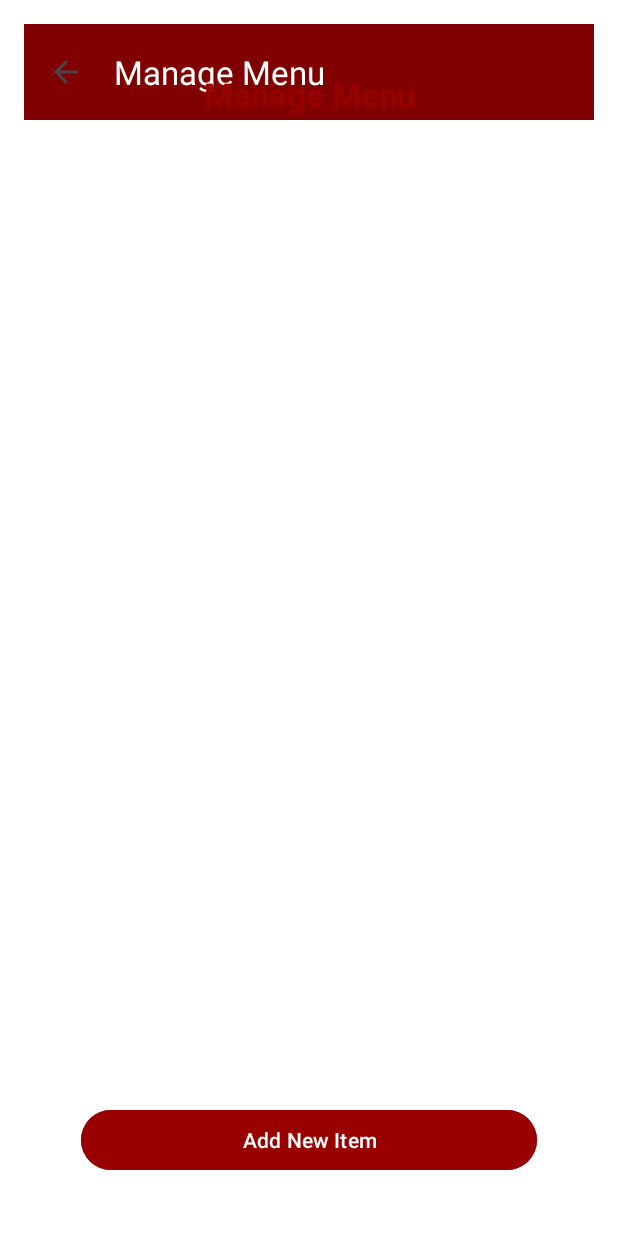
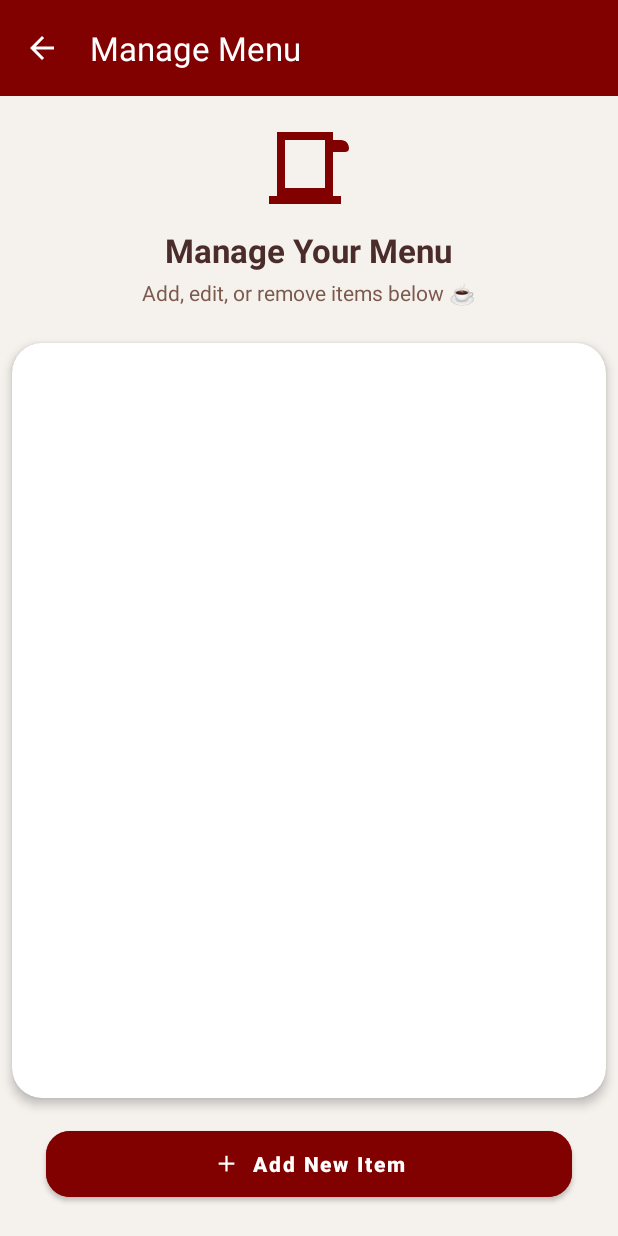
Before and after one commit to Kowthar04/Cortado-AI, an Android app: the ManageMenuActivity screen opened directly, with no data from a screen before it, on a phone screen of 412 x 824 dp. Run offline under Robolectric (Android 15) with nearby library versions, the phone set to English and light mode, and no system bars; our stand-ins replace Firebase (no records; nobody signed in at launch, a user with empty details on screens opened directly).

Commit message:
cleaning up ui and making app aesthetically pleasing

```diff
--- /dev/null
+++ b/app/src/main/res/drawable/ic_add.xml
@@ -0,0 +1,9 @@
+<vector xmlns:android="http://schemas.android.com/apk/res/android"
+    android:width="24dp"
+    android:height="24dp"
+    android:viewportWidth="24"
+    android:viewportHeight="24">
+    <path
+        android:fillColor="#FFFFFF"
+        android:pathData="M19,13h-6v6h-2v-6H5v-2h6V5h2v6h6v2z"/>
+</vector>
--- a/app/src/main/res/layout/activity_manage_menu.xml
+++ b/app/src/main/res/layout/activity_manage_menu.xml
@@ -5,11 +5,11 @@
     xmlns:tools="http://schemas.android.com/tools"
     android:layout_width="match_parent"
     android:layout_height="match_parent"
-    android:background="@android:color/white"
-    android:padding="16dp"
+    android:background="#F5F1ED"
+    android:padding="0dp"
     tools:context=".ManageMenuActivity">
 
-    <!-- Toolbar -->
+    <!-- Top App Bar -->
     <androidx.appcompat.widget.Toolbar
         android:id="@+id/adminToolbar"
         android:layout_width="0dp"
@@ -17,44 +17,92 @@
         android:background="#810100"
         app:title="Manage Menu"
         app:titleTextColor="@android:color/white"
+        app:navigationIcon="@drawable/ic_arrow_back_white"
         app:layout_constraintTop_toTopOf="parent"
         app:layout_constraintStart_toStartOf="parent"
-        app:layout_constraintEnd_toEndOf="parent"/>
+        app:layout_constraintEnd_toEndOf="parent" />
 
-    <TextView
-        android:id="@+id/manageMenuTitle"
-        android:layout_width="wrap_content"
+    <!-- Header Section -->
+    <LinearLayout
+        android:id="@+id/headerSection"
+        android:layout_width="0dp"
         android:layout_height="wrap_content"
-        android:text="Manage Menu"
-        android:textSize="22sp"
-        android:textStyle="bold"
-        android:textColor="#990000"
-        app:layout_constraintTop_toTopOf="parent"
+        android:orientation="vertical"
+        android:gravity="center_horizontal"
+        android:padding="16dp"
+        app:layout_constraintTop_toBottomOf="@id/adminToolbar"
         app:layout_constraintStart_toStartOf="parent"
-        app:layout_constraintEnd_toEndOf="parent"
-        android:layout_marginTop="32dp" />
+        app:layout_constraintEnd_toEndOf="parent">
 
-    <androidx.recyclerview.widget.RecyclerView
-        android:id="@+id/menuRecyclerView"
+        <ImageView
+            android:layout_width="64dp"
+            android:layout_height="64dp"
+            android:src="@drawable/ic_coffee_cup"
+            app:tint="#810100"
+            android:layout_marginBottom="8dp"
+            android:contentDescription="Coffee Cup" />
+
+        <TextView
+            android:id="@+id/manageMenuTitle"
+            android:layout_width="wrap_content"
+            android:layout_height="wrap_content"
+            android:text="Manage Your Menu"
+            android:textSize="22sp"
+            android:textStyle="bold"
+            android:textColor="#4A2C2A"
+            android:layout_marginBottom="4dp" />
+
+        <TextView
+            android:layout_width="wrap_content"
+            android:layout_height="wrap_content"
+            android:text="Add, edit, or remove items below ☕"
+            android:textColor="#7B5A4D"
+            android:textSize="14sp" />
+    </LinearLayout>
+
+    <!-- Menu List -->
+    <androidx.cardview.widget.CardView
+        android:id="@+id/menuListContainer"
         android:layout_width="0dp"
         android:layout_height="0dp"
-        app:layout_constraintTop_toBottomOf="@id/manageMenuTitle"
+        app:cardCornerRadius="20dp"
+        app:cardElevation="4dp"
+        android:backgroundTint="#FFFFFF"
+        app:layout_constraintTop_toBottomOf="@id/headerSection"
         app:layout_constraintBottom_toTopOf="@id/addItemButton"
         app:layout_constraintStart_toStartOf="parent"
         app:layout_constraintEnd_toEndOf="parent"
-        android:layout_marginTop="16dp" />
+        android:layout_marginHorizontal="8dp"
+        android:layout_marginTop="8dp"
+        android:layout_marginBottom="16dp">
 
-    <Button
+        <androidx.recyclerview.widget.RecyclerView
+            android:id="@+id/menuRecyclerView"
+            android:layout_width="match_parent"
+            android:layout_height="match_parent"
+            android:padding="12dp"
+            android:clipToPadding="false" />
+    </androidx.cardview.widget.CardView>
+
+    <!-- Add New Item Button -->
+    <com.google.android.material.button.MaterialButton
         android:id="@+id/addItemButton"
+        style="@style/Widget.MaterialComponents.Button"
         android:layout_width="0dp"
-        android:layout_height="wrap_content"
+        android:layout_height="56dp"
         android:text="Add New Item"
-        android:backgroundTint="#990000"
+        android:textAllCaps="false"
+        android:textStyle="bold"
         android:textColor="@android:color/white"
+        android:backgroundTint="#810100"
+        app:cornerRadius="16dp"
+        app:icon="@drawable/ic_add"
+        app:iconGravity="textStart"
+        app:iconPadding="8dp"
         app:layout_constraintBottom_toBottomOf="parent"
         app:layout_constraintStart_toStartOf="parent"
         app:layout_constraintEnd_toEndOf="parent"
-        app:layout_constraintWidth_percent="0.8"
-        android:layout_marginBottom="24dp" />
+        app:layout_constraintWidth_percent="0.85"
+        android:layout_marginBottom="20dp" />
 
 </androidx.constraintlayout.widget.ConstraintLayout>
```
Also changed, not shown: 1 other file.
